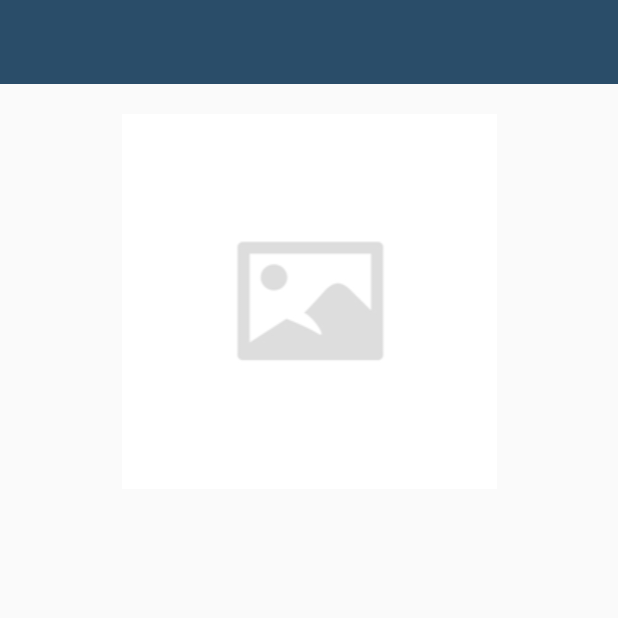
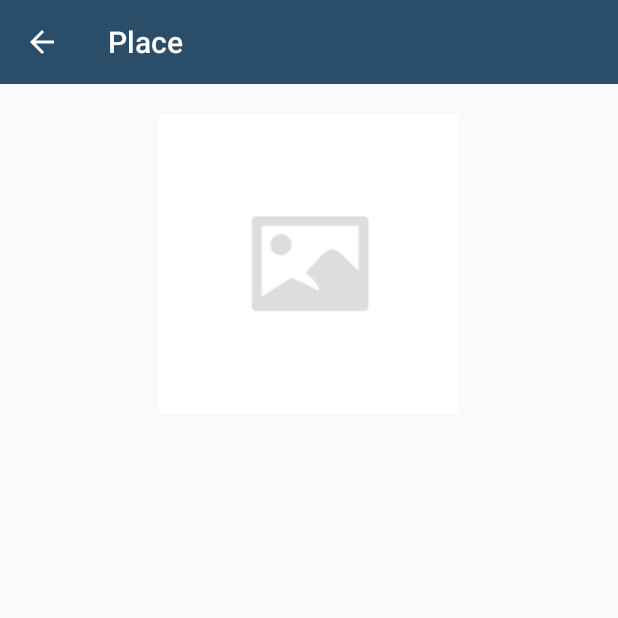
Before and after one commit to m0nadicph0/Places, an Android app: the ViewPlaceActivity screen opened directly, with no data from a screen before it, on a phone screen of 412 x 824 dp, the top half of it. Run offline under Robolectric (Android 15) with nearby library versions, the phone set to English and light mode, and no system bars.

Commit message:
make detail view work

```diff
--- a/app/src/main/java/com/example/places/activities/MainActivity.kt
+++ b/app/src/main/java/com/example/places/activities/MainActivity.kt
@@ -60,6 +60,7 @@ class MainActivity : AppCompatActivity() {
         adapter.setOnCLickListener(object : OnClickListener{
             override fun onClick(position: Int, model: Place) {
                 val intent = Intent(this@MainActivity, ViewPlaceActivity::class.java)
+                intent.putExtra("place_detail", model)
                 startActivity(intent)
             }
         })
--- a/app/src/main/java/com/example/places/activities/ViewPlaceActivity.kt
+++ b/app/src/main/java/com/example/places/activities/ViewPlaceActivity.kt
@@ -1,9 +1,11 @@
 package com.example.places.activities
 
+import android.net.Uri
 import androidx.appcompat.app.AppCompatActivity
 import android.os.Bundle
 import com.example.places.R
 import com.example.places.databinding.ActivityViewPlaceBinding
+import com.example.places.models.Place
 
 class ViewPlaceActivity : AppCompatActivity() {
     private var binding: ActivityViewPlaceBinding? = null
@@ -12,5 +14,19 @@ class ViewPlaceActivity : AppCompatActivity() {
         super.onCreate(savedInstanceState)
         binding = ActivityViewPlaceBinding.inflate(layoutInflater)
         setContentView(binding?.root)
+
+        setSupportActionBar(binding?.toolbarViewPlace)
+        supportActionBar?.setDisplayHomeAsUpEnabled(true)
+        binding?.toolbarViewPlace?.setNavigationOnClickListener {
+            onBackPressed()
+        }
+
+        if (intent.hasExtra("place_detail")) {
+            val place = intent.extras?.get("place_detail") as Place
+            binding?.ivImage?.setImageURI(Uri.parse(place.image))
+            binding?.tvDescription?.text = place.description
+            binding?.tvLocation?.text = place.location
+            supportActionBar?.title = place.title
+        }
     }
 }
--- a/app/src/main/java/com/example/places/models/Place.kt
+++ b/app/src/main/java/com/example/places/models/Place.kt
@@ -1,4 +1,6 @@
 package com.example.places.models
+
+import java.io.Serializable
 
 data class Place(
     val id: Int,
@@ -9,4 +11,4 @@ data class Place(
     val location: String,
     val latitude: Double,
     val longitude: Double
-)
+): Serializable
--- a/app/src/main/res/layout/activity_view_place.xml
+++ b/app/src/main/res/layout/activity_view_place.xml
@@ -28,7 +28,7 @@
             <ImageView
                 android:id="@+id/ivImage"
                 android:layout_width="match_parent"
-                android:layout_height="match_parent"
+                android:layout_height="200dp"
                 android:layout_marginTop="20dp"
                 android:contentDescription="image"
                 android:src="@drawable/add_screen_image_placeholder" />
@@ -39,6 +39,8 @@
                 android:layout_height="wrap_content"
                 android:text=""
                 android:layout_marginTop="10dp"
+                android:layout_marginStart="20dp"
+                android:layout_marginEnd="20dp"
                 tools:text="Title"/>
 
             <TextView
@@ -47,6 +49,8 @@
                 android:layout_height="wrap_content"
                 android:text=""
                 android:layout_marginTop="10dp"
+                android:layout_marginStart="20dp"
+                android:layout_marginEnd="20dp"
                 tools:text="Description"/>
         </LinearLayout>
     </ScrollView>
```
